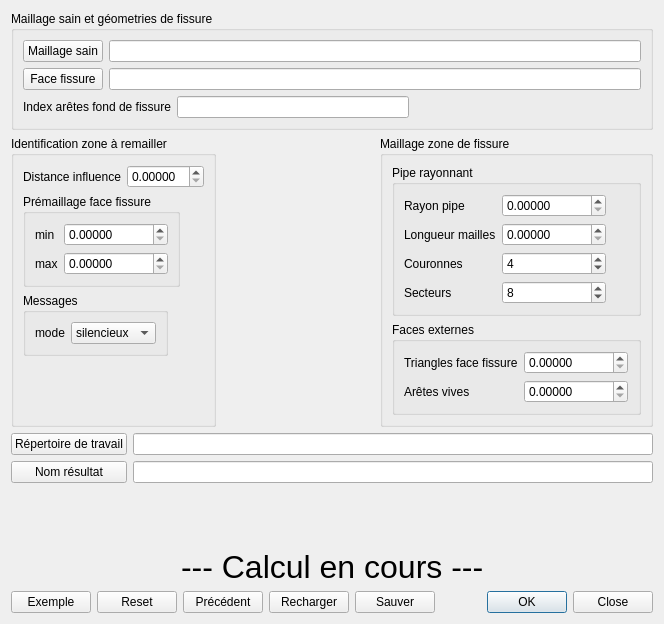
Before: the Qt Designer form src/Tools/blocFissure/ihm/fissureGenerale.ui in SalomePlatform/smesh, drawn with Qt 5.
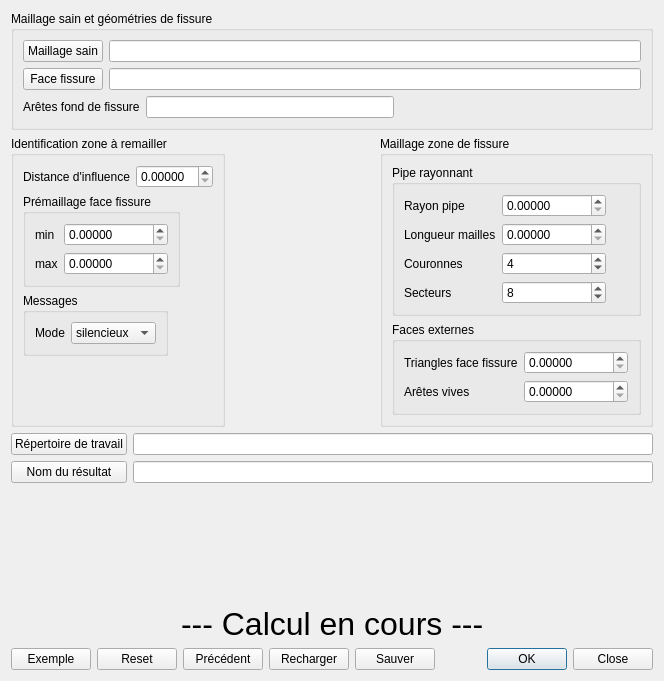
After: the same form once the commit is applied.

Diff of the .ui file:
```diff
--- a/src/Tools/blocFissure/ihm/fissureGenerale.ui
+++ b/src/Tools/blocFissure/ihm/fissureGenerale.ui
@@ -7,7 +7,7 @@
     <x>0</x>
     <y>0</y>
     <width>664</width>
-    <height>624</height>
+    <height>681</height>
    </rect>
   </property>
   <property name="windowTitle">
@@ -20,7 +20,7 @@
    <item>
     <widget class="QGroupBox" name="groupBox">
      <property name="title">
-      <string>Maillage sain et géometries de fissure</string>
+      <string>Maillage sain et géométries de fissure</string>
      </property>
      <layout class="QGridLayout" name="gridLayout_4">
       <item row="1" column="0">
@@ -28,7 +28,7 @@
         <item>
          <widget class="QLabel" name="label">
           <property name="text">
-           <string>Index arêtes fond de fissure</string>
+           <string>Arêtes fond de fissure</string>
           </property>
          </widget>
         </item>
@@ -110,7 +110,7 @@
           <item>
            <widget class="QLabel" name="label_2">
             <property name="text">
-             <string>Distance influence</string>
+             <string>Distance d'influence</string>
             </property>
            </widget>
           </item>
@@ -209,7 +209,7 @@
                <item>
                 <widget class="QLabel" name="label_10">
                  <property name="text">
-                  <string>mode</string>
+                  <string>Mode</string>
                  </property>
                 </widget>
                </item>
@@ -499,7 +499,7 @@
      <item row="1" column="0">
       <widget class="QPushButton" name="pb_nomres">
        <property name="text">
-        <string>Nom résultat</string>
+        <string>Nom du résultat</string>
        </property>
       </widget>
      </item>
```
Left out of the diff: 8 changed lines with no effect on the pictures.
